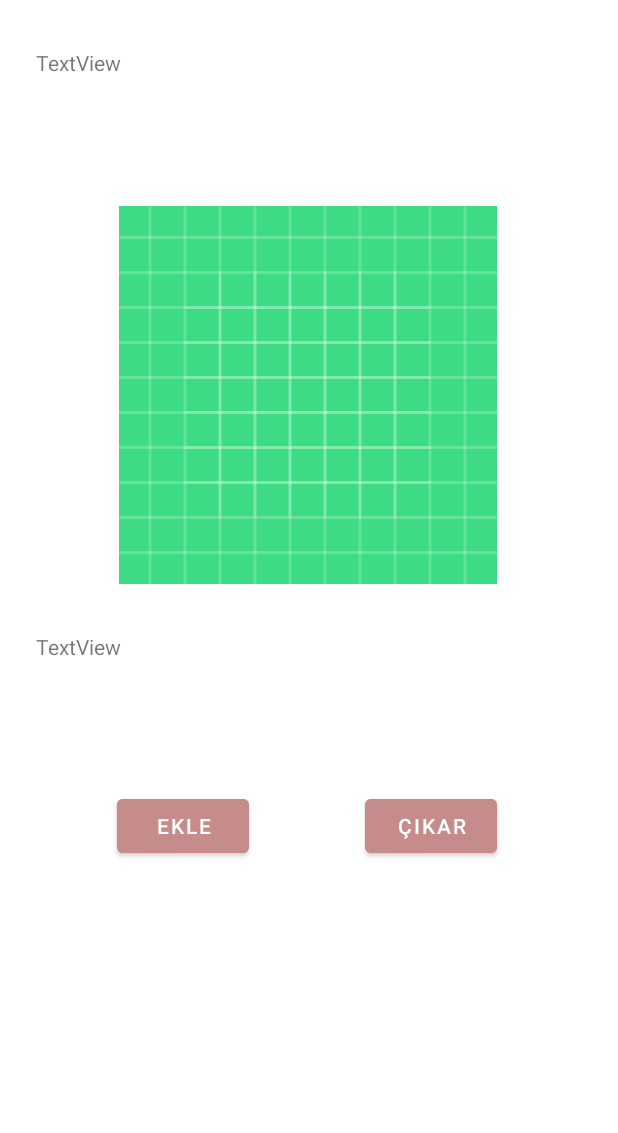
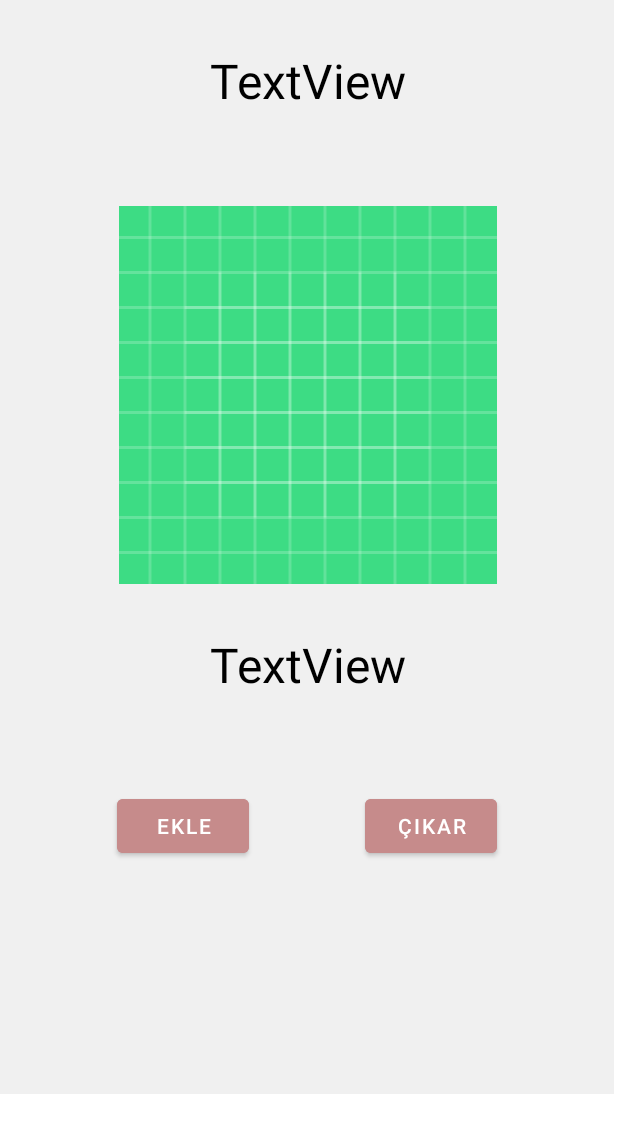
Before and after one commit to hakanoguz33/BrainStoragev3, an Android app: the productPageFragment screen opened through its navigation route, on a phone screen of 412 x 824 dp. Shown: the top 1133 px of the screen. Run offline under Robolectric (Android 15) with nearby library versions, the phone set to English and light mode, and no system bars.

```diff
--- a/app/src/main/java/com/hakanoguz33/brainstoragev3/adapter/categoryRV.kt
+++ b/app/src/main/java/com/hakanoguz33/brainstoragev3/adapter/categoryRV.kt
@@ -29,6 +29,10 @@ class categoryRV(private val mContext: Context, private val disaridanListe:List<
     override fun onBindViewHolder(holder: cardViewTasarimTutucu, position: Int) {
         val temp:urun = disaridanListe.get(position)
         holder.urunName.text = temp.isim
+
+        holder.satirCardView.setOnClickListener{
+
+        }
     }
 
     override fun getItemCount(): Int {
--- a/app/src/main/res/layout/fragment_product_page.xml
+++ b/app/src/main/res/layout/fragment_product_page.xml
@@ -4,7 +4,8 @@
     xmlns:tools="http://schemas.android.com/tools"
     android:layout_width="match_parent"
     android:layout_height="match_parent"
-    tools:context=".views.productPageFragment">
+    tools:context=".views.productPageFragment"
+    android:background="@color/brainTheme">
 
     <ImageView
         android:id="@+id/imageView"
@@ -42,6 +43,9 @@
         app:layout_constraintTop_toBottomOf="@+id/textView2" />
 
     <TextView
+        android:gravity="center"
+        android:textSize="32sp"
+        android:textColor="@color/black"
         android:id="@+id/textView"
         android:layout_width="361dp"
         android:layout_height="41dp"
@@ -53,6 +57,9 @@
         app:layout_constraintTop_toTopOf="parent" />
 
     <TextView
+        android:gravity="center"
+        android:textSize="32sp"
+        android:textColor="@color/black"
         android:id="@+id/textView2"
         android:layout_width="361dp"
         android:layout_height="41dp"
--- a/app/src/main/res/layout/satir_card_view.xml
+++ b/app/src/main/res/layout/satir_card_view.xml
@@ -16,6 +16,7 @@
         android:layout_marginRight="15dp"
         android:layout_marginTop="9dp"
         android:layout_marginBottom="9dp"
+        android:clickable="true"
         >
 
         <androidx.constraintlayout.widget.ConstraintLayout
```
